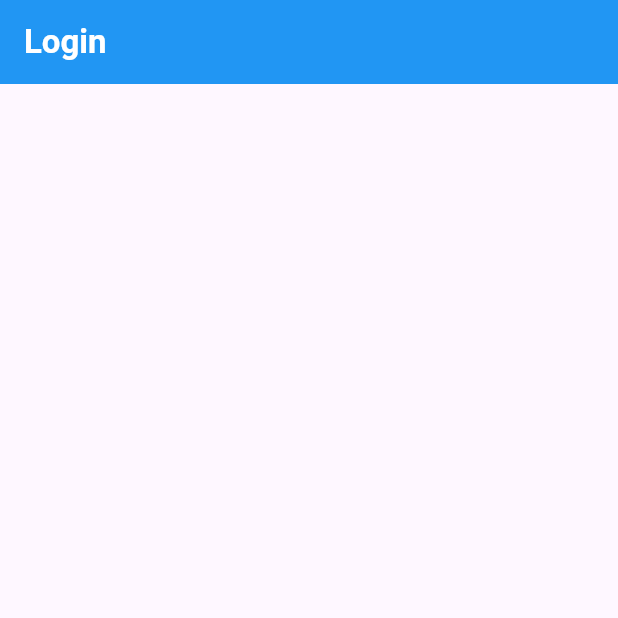
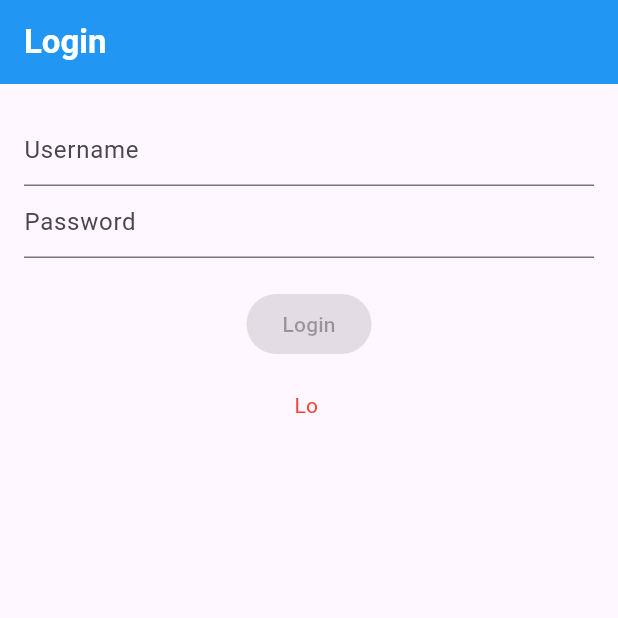
Before and after one commit to EchoOfHer/lab_4aug, a Flutter app: the screen it shows after launch, on a phone screen of 412 x 824 dp, the top half of it. Run offline on Flutter 3.47's test engine with Material 3 defaults, Android fonts, the phone set to English and light mode, and no system bars.

Commit message:
Add : Template

```diff
--- a/lib/Lab-week4/Assignment_1.dart
+++ b/lib/Lab-week4/Assignment_1.dart
@@ -8,6 +8,15 @@ class Login extends StatefulWidget {
 }
 
 class _LoginState extends State<Login> {
+  final Map<String, dynamic> user_credential = {
+    'user_name': 'admin',
+    'user_password': '1234',
+  };
+  String user_name = '';
+  String user_password = '';
+  TextEditingController tcUser_name = TextEditingController();
+  TextEditingController tcUser_password = TextEditingController();
+  String Login_status = '';
   @override
   Widget build(BuildContext context) {
     return Scaffold(
@@ -18,6 +27,32 @@ class _LoginState extends State<Login> {
         ),
         backgroundColor: Colors.blue,
       ),
+      body: Column(
+        children: [
+          Padding(
+            padding: const EdgeInsets.only(top: 20, left: 16, right: 16),
+            child: TextField(
+              controller: tcUser_name,
+              decoration: InputDecoration(hintText: 'Username'),
+            ),
+          ),
+          Padding(
+            padding: const EdgeInsets.only(left: 16, right: 16, bottom: 20),
+            child: TextField(
+              controller: tcUser_password,
+              decoration: InputDecoration(hintText: 'Password'),
+            ),
+          ),
+          ElevatedButton(onPressed: null, child: Text('Login')),
+          Padding(
+            padding: const EdgeInsets.only(top: 20),
+            child: Text(
+              'Lo $Login_status',
+              style: TextStyle(color: Colors.red),
+            ),
+          ),
+        ],
+      ),
     );
   }
 }
```
